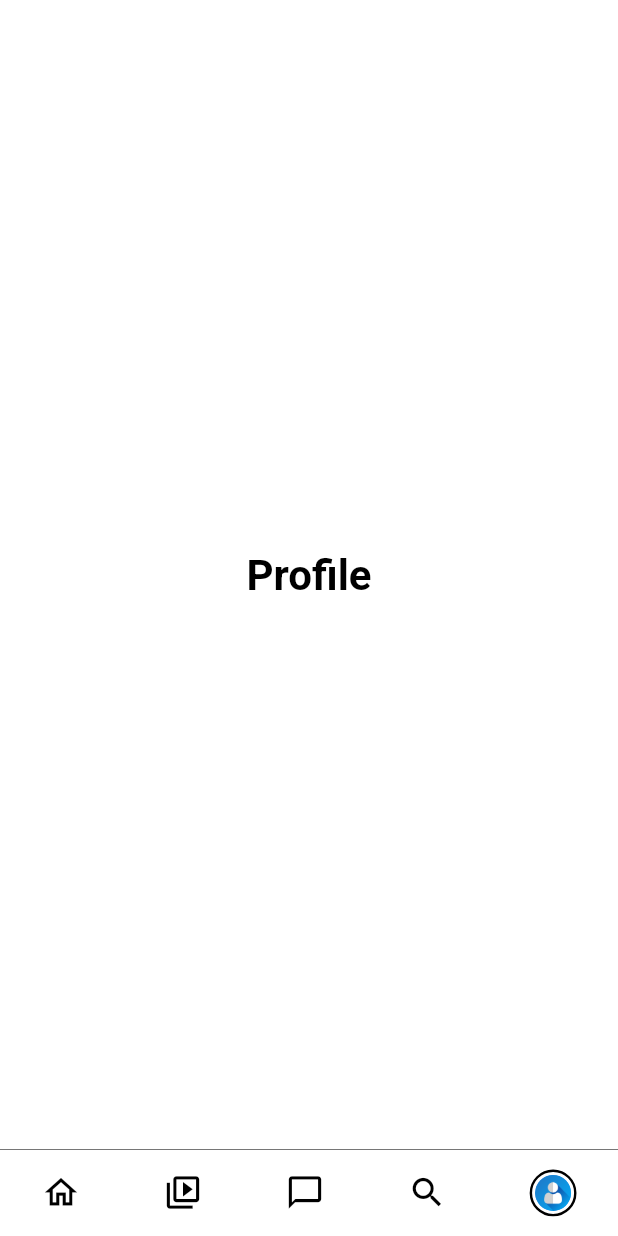
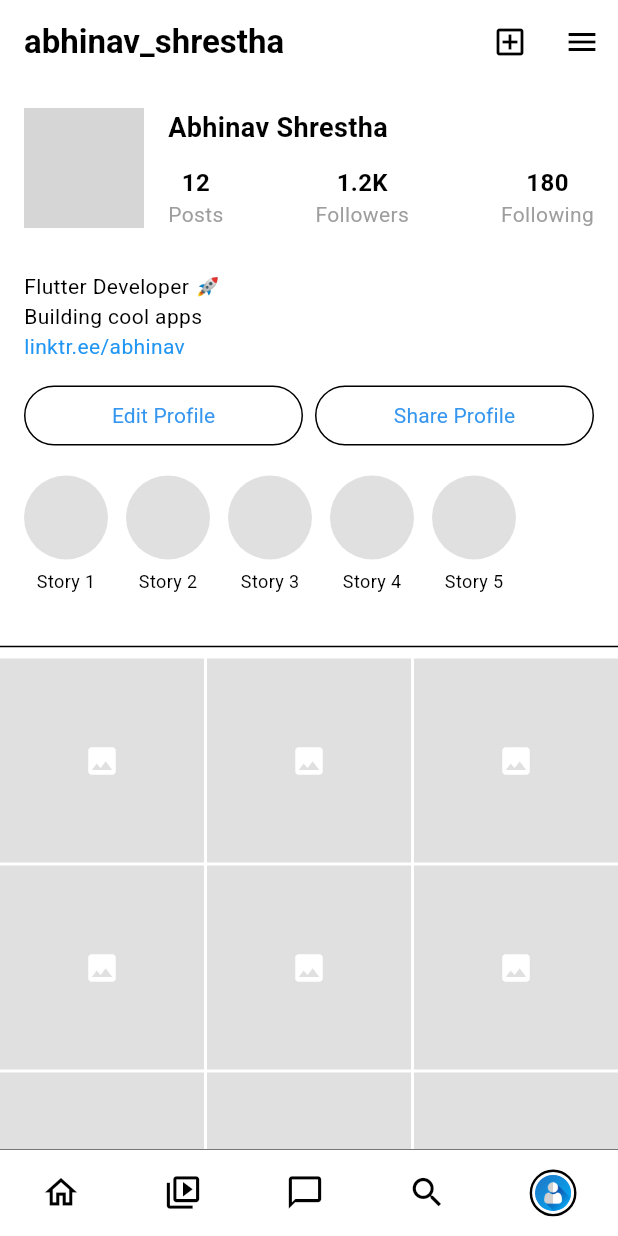
Before and after one commit to abhinavshr/instamate, a Flutter app: the MainNavigationScreen screen opened directly, item 5 of the bottom bar chosen, on a phone screen of 412 x 824 dp. Run offline on Flutter 3.47's test engine with Material 3 defaults, Android fonts, the phone set to English and light mode, and no system bars; our stand-ins replace flutter_secure_storage; accounts and stored records are empty; network calls fail; grey boxes are pictures that could not be loaded.

Commit message:
feat: add the static profile screen

```diff
--- a/lib/screens/main_navigation_screen.dart
+++ b/lib/screens/main_navigation_screen.dart
@@ -1,4 +1,5 @@
 import 'package:flutter/material.dart';
+import 'package:instamate/screens/profile_screen.dart';
 import 'package:instamate/widget/custom_bottom_navbar.dart';
 import 'home_screen.dart';
 
@@ -23,7 +24,7 @@ class _MainNavigationScreenState extends State<MainNavigationScreen> {
       _PageText(title: 'Reels'),
       _PageText(title: 'Message'),
       _PageText(title: 'Search'),
-      _PageText(title: 'Profile'),
+      ProfileScreen()
     ];
   }
 
--- /dev/null
+++ b/lib/screens/profile_screen.dart
@@ -0,0 +1,205 @@
+import 'package:flutter/material.dart';
+
+class ProfileScreen extends StatelessWidget {
+  const ProfileScreen({super.key});
+
+  @override
+  Widget build(BuildContext context) {
+    return Scaffold(
+      appBar: AppBar(
+        title: const Text(
+          'abhinav_shrestha',
+          style: TextStyle(fontWeight: FontWeight.bold),
+        ),
+        centerTitle: false,
+        actions: [
+          IconButton(
+            icon: const Icon(Icons.add_box_outlined),
+            onPressed: () {},
+          ),
+          IconButton(
+            icon: const Icon(Icons.menu),
+            onPressed: () {},
+          ),
+        ],
+      ),
+      body: SingleChildScrollView(
+        child: Column(
+          crossAxisAlignment: CrossAxisAlignment.start,
+          children: [
+            // Profile info row with image, name & stats
+            Padding(
+              padding: const EdgeInsets.all(16),
+              child: Row(
+                crossAxisAlignment: CrossAxisAlignment.start,
+                children: [
+                  // Profile Image
+                  const CircleAvatar(
+                    radius: 40,
+                    backgroundImage: NetworkImage(
+                      'https://via.placeholder.com/150',
+                    ),
+                  ),
+
+                  const SizedBox(width: 16),
+
+                  // Name & Stats Column
+                  Expanded(
+                    child: Column(
+                      crossAxisAlignment: CrossAxisAlignment.start,
+                      children: [
+                        // Full Name
+                        const Text(
+                          'Abhinav Shrestha',
+                          style: TextStyle(
+                            fontWeight: FontWeight.bold,
+                            fontSize: 18,
+                          ),
+                        ),
+
+                        const SizedBox(height: 12),
+
+                        // Stats Row
+                        Row(
+                          mainAxisAlignment: MainAxisAlignment.spaceBetween,
+                          children: const [
+                            _ProfileStat(count: '12', label: 'Posts'),
+                            _ProfileStat(count: '1.2K', label: 'Followers'),
+                            _ProfileStat(count: '180', label: 'Following'),
+                          ],
+                        ),
+                      ],
+                    ),
+                  ),
+                ],
+              ),
+            ),
+
+            const SizedBox(height: 12),
+
+            // Bio
+            const Padding(
+              padding: EdgeInsets.symmetric(horizontal: 16),
+              child: Column(
+                crossAxisAlignment: CrossAxisAlignment.start,
+                children: [
+                  Text('Flutter Developer 🚀'),
+                  Text('Building cool apps'),
+                  Text(
+                    'linktr.ee/abhinav',
+                    style: TextStyle(color: Colors.blue),
+                  ),
+                ],
+              ),
+            ),
+
+            const SizedBox(height: 12),
+
+            // Buttons
+            Padding(
+              padding: const EdgeInsets.symmetric(horizontal: 16),
+              child: Row(
+                children: [
+                  Expanded(
+                    child: OutlinedButton(
+                      onPressed: () {},
+                      child: const Text('Edit Profile'),
+                    ),
+                  ),
+                  const SizedBox(width: 8),
+                  Expanded(
+                    child: OutlinedButton(
+                      onPressed: () {},
+                      child: const Text('Share Profile'),
+                    ),
+                  ),
+                ],
+              ),
+            ),
+
+            const SizedBox(height: 16),
+
+            // Story Highlights
+            SizedBox(
+              height: 90,
+              child: ListView.builder(
+                scrollDirection: Axis.horizontal,
+                padding: const EdgeInsets.symmetric(horizontal: 16),
+                itemCount: 5,
+                itemBuilder: (context, index) {
+                  return Padding(
+                    padding: const EdgeInsets.only(right: 12),
+                    child: Column(
+                      children: [
+                        CircleAvatar(
+                          radius: 28,
+                          backgroundColor: Colors.grey.shade300,
+                        ),
+                        const SizedBox(height: 6),
+                        Text(
+                          'Story ${index + 1}',
+                          style: const TextStyle(fontSize: 12),
+                        ),
+                      ],
+                    ),
+                  );
+                },
+              ),
+            ),
+
+            const SizedBox(height: 16),
+            const Divider(),
+
+            // Post Grid
+            GridView.builder(
+              shrinkWrap: true,
+              physics: const NeverScrollableScrollPhysics(),
+              itemCount: 9,
+              gridDelegate: const SliverGridDelegateWithFixedCrossAxisCount(
+                crossAxisCount: 3,
+                crossAxisSpacing: 2,
+                mainAxisSpacing: 2,
+              ),
+              itemBuilder: (context, index) {
+                return Container(
+                  color: Colors.grey.shade300,
+                  child: const Icon(Icons.image, color: Colors.white),
+                );
+              },
+            ),
+          ],
+        ),
+      ),
+    );
+  }
+}
+
+// Profile Stat Widget
+class _ProfileStat extends StatelessWidget {
+  final String count;
+  final String label;
+
+  const _ProfileStat({
+    required this.count,
+    required this.label,
+  });
+
+  @override
+  Widget build(BuildContext context) {
+    return Column(
+      children: [
+        Text(
+          count,
+          style: const TextStyle(
+            fontWeight: FontWeight.bold,
+            fontSize: 16,
+          ),
+        ),
+        Text(
+          label,
+          style: const TextStyle(color: Colors.grey),
+        ),
+      ],
+    );
+  }
+}
```
